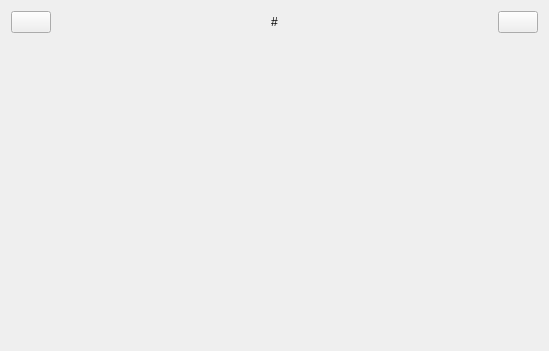
Old version of the form masterviw.ui in the repository zhuguotiao/Lab.
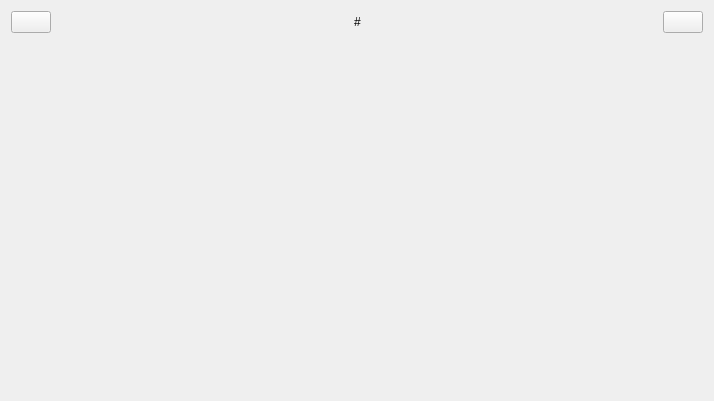
New version of the form. Icons and pictures are not drawn.

What changed in the file:
```diff
--- a/masterviw.ui
+++ b/masterviw.ui
@@ -6,8 +6,8 @@
    <rect>
     <x>0</x>
     <y>0</y>
-    <width>549</width>
-    <height>351</height>
+    <width>714</width>
+    <height>401</height>
    </rect>
   </property>
   <property name="windowTitle">
```
